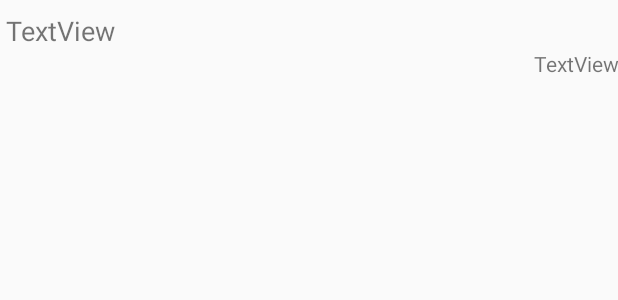
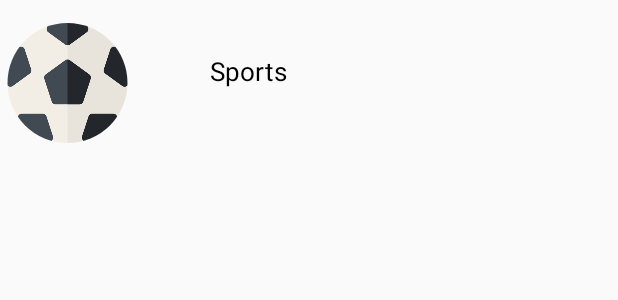
Before and after one commit to cshields236/QuizApp, an Android app: the layout quiz_list_item.xml on its own in the app's theme, with its tools: preview values and no code run, on a phone screen of 412 x 824 dp. Shown: the top 300 px of the screen. Run offline under Robolectric (Android 15) with nearby library versions, the phone set to English and light mode, and no system bars.

Commit message:
added recycler view to display quiz categories

```diff
--- a/app/build.gradle
+++ b/app/build.gradle
@@ -27,6 +27,9 @@ dependencies {
     implementation 'androidx.constraintlayout:constraintlayout:1.1.3'
     implementation 'com.google.firebase:firebase-auth:16.0.5'
     implementation 'com.google.firebase:firebase-database:16.0.4'
+    implementation 'de.hdodenhof:circleimageview:3.0.1'
+    implementation 'com.github.bumptech.glide:glide:4.10.0'
+    annotationProcessor 'com.github.bumptech.glide:compiler:4.10.0'
     testImplementation 'junit:junit:4.12'
     androidTestImplementation 'androidx.test.ext:junit:1.1.1'
     androidTestImplementation 'androidx.test.espresso:espresso-core:3.2.0'
--- a/app/src/main/AndroidManifest.xml
+++ b/app/src/main/AndroidManifest.xml
@@ -2,6 +2,7 @@
 <manifest xmlns:android="http://schemas.android.com/apk/res/android"
     package="com.example.assignment3">
 
+    <uses-permission android:name="android.permission.INTERNET"/>
     <application
         android:allowBackup="true"
         android:icon="@mipmap/ic_launcher"
@@ -11,6 +12,7 @@
         android:theme="@style/AppTheme">
         <activity android:name=".App.DashboardActivity"></activity>
         <activity android:name=".App.ResultActivity" />
+        <activity android:name=".App.QuizOptions" />
         <activity android:name=".App.RegisterActivity" />
         <activity android:name=".App.MainActivity" />
         <activity android:name=".App.LogInActivity">
--- a/app/src/main/java/com/example/assignment3/App/DashboardActivity.java
+++ b/app/src/main/java/com/example/assignment3/App/DashboardActivity.java
@@ -18,7 +18,7 @@ public class DashboardActivity extends AppCompatActivity {
 
 
     public void openQuiz(View view){
-        Intent i = new Intent(this, MainActivity.class);
+        Intent i = new Intent(this, QuizOptions.class);
         startActivity(i);
     }
 }
--- a/app/src/main/res/layout/category_list.xml
+++ b/app/src/main/res/layout/category_list.xml
@@ -7,7 +7,7 @@
     android:orientation="vertical">
 
     <androidx.recyclerview.widget.RecyclerView
-        android:id="@+id/recylerview_quiz"
+        android:id="@+id/recylerview"
         android:layout_width="match_parent"
         android:layout_height="match_parent"
         app:layout_constraintBottom_toBottomOf="parent"
--- a/app/src/main/res/layout/quiz_list_item.xml
+++ b/app/src/main/res/layout/quiz_list_item.xml
@@ -1,30 +1,31 @@
 <?xml version="1.0" encoding="utf-8"?>
-<androidx.constraintlayout.widget.ConstraintLayout xmlns:android="http://schemas.android.com/apk/res/android"
+<RelativeLayout xmlns:android="http://schemas.android.com/apk/res/android"
     xmlns:app="http://schemas.android.com/apk/res-auto"
     xmlns:tools="http://schemas.android.com/tools"
-    android:id="@+id/linearLayout2"
-    android:layout_width="wrap_content"
+    android:id="@+id/parent"
+    android:layout_width="match_parent"
     android:layout_height="wrap_content"
-    android:orientation="vertical">
+    android:orientation="vertical"
+    android:paddingTop="15dp"
+
+    >
+
+
+    <de.hdodenhof.circleimageview.CircleImageView
+        android:id="@+id/imageView"
+        android:layout_width="90dp"
+        android:layout_height="80dp"
+        android:src="@drawable/football" />
 
     <TextView
-        android:id="@+id/textView6"
+        android:paddingLeft="50dp"
+        android:id="@+id/imagename"
         android:layout_width="wrap_content"
         android:layout_height="wrap_content"
-        android:layout_marginStart="356dp"
-        android:text="TextView"
-        app:layout_constraintStart_toStartOf="parent"
-        app:layout_constraintTop_toBottomOf="@+id/catTv" />
-
-    <TextView
-        android:id="@+id/catTv"
-        android:layout_width="wrap_content"
-        android:layout_height="wrap_content"
-        android:layout_marginStart="4dp"
-        android:layout_marginTop="8dp"
-        android:text="TextView"
-        android:textSize="18sp"
-        app:layout_constraintStart_toStartOf="parent"
-        app:layout_constraintTop_toTopOf="parent" />
-
-</androidx.constraintlayout.widget.ConstraintLayout>
+        android:text="Sports"
+        android:layout_toRightOf="@id/imageView"
+        android:textColor="#000"
+        android:layout_centerVertical="true"
+        android:layout_marginLeft="0dp"
+        android:textSize="17sp"/>
+</RelativeLayout>
```
Also changed, not shown: app/src/main/java/com/example/assignment3/Adapters/RecyclerViewAdapter.java (added, +81 -0 lines), app/src/main/java/com/example/assignment3/App/MainActivity.java (+5 -2 lines), app/src/main/java/com/example/assignment3/App/QuizOptions.java (added, +54 -0 lines), app/src/main/res/drawable/football.png (added).
